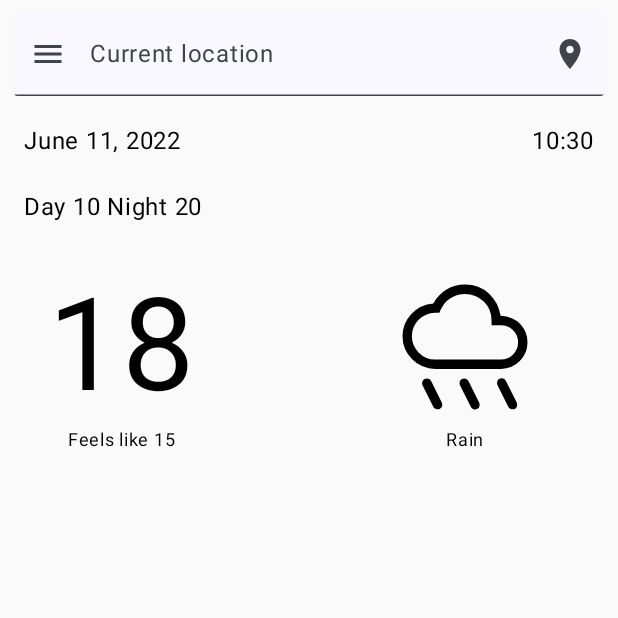
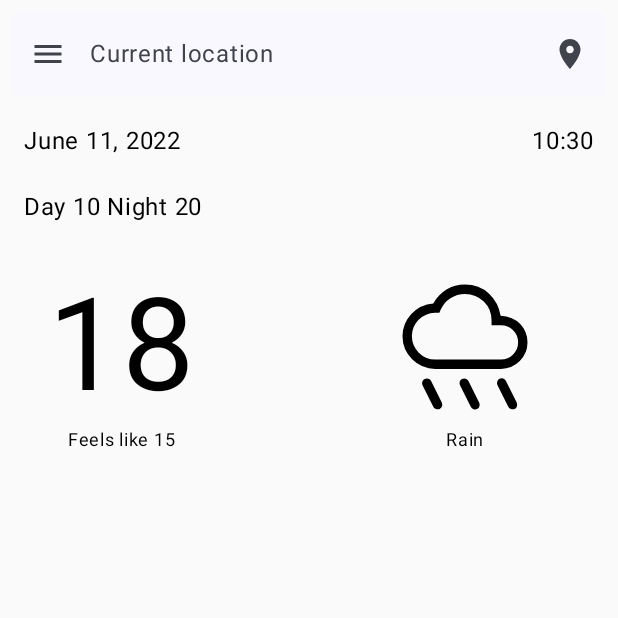
Before and after one commit to mplekunov/WeatherApp, an Android app built with Jetpack Compose: the screen it shows after launch (MainActivity), on a phone screen of 412 x 824 dp, the top half of it. Run offline under Robolectric (Android 15) with nearby library versions, the phone set to English and light mode, and no system bars.

Commit message:
Removed TextField Underline...

```diff
--- a/app/src/main/java/com/application/weatherapp/MainActivity.kt
+++ b/app/src/main/java/com/application/weatherapp/MainActivity.kt
@@ -19,6 +19,7 @@ import androidx.compose.ui.Alignment.Companion.CenterStart
 import androidx.compose.ui.Alignment.Companion.TopEnd
 import androidx.compose.ui.Alignment.Companion.TopStart
 import androidx.compose.ui.Modifier
+import androidx.compose.ui.graphics.Color
 import androidx.compose.ui.graphics.painter.Painter
 import androidx.compose.ui.layout.VerticalAlignmentLine
 import androidx.compose.ui.res.painterResource
@@ -67,7 +68,10 @@ class MainActivity : ComponentActivity() {
                 )
             },
             colors = TextFieldDefaults.textFieldColors(
-                containerColor = MaterialTheme.colorScheme.surface
+                containerColor = MaterialTheme.colorScheme.surface,
+                focusedIndicatorColor = Color.Transparent,
+                unfocusedIndicatorColor = Color.Transparent,
+                disabledIndicatorColor = Color.Transparent
             ),
             placeholder = {
                 Text(stringResource(R.string.placeholder_search))
```
